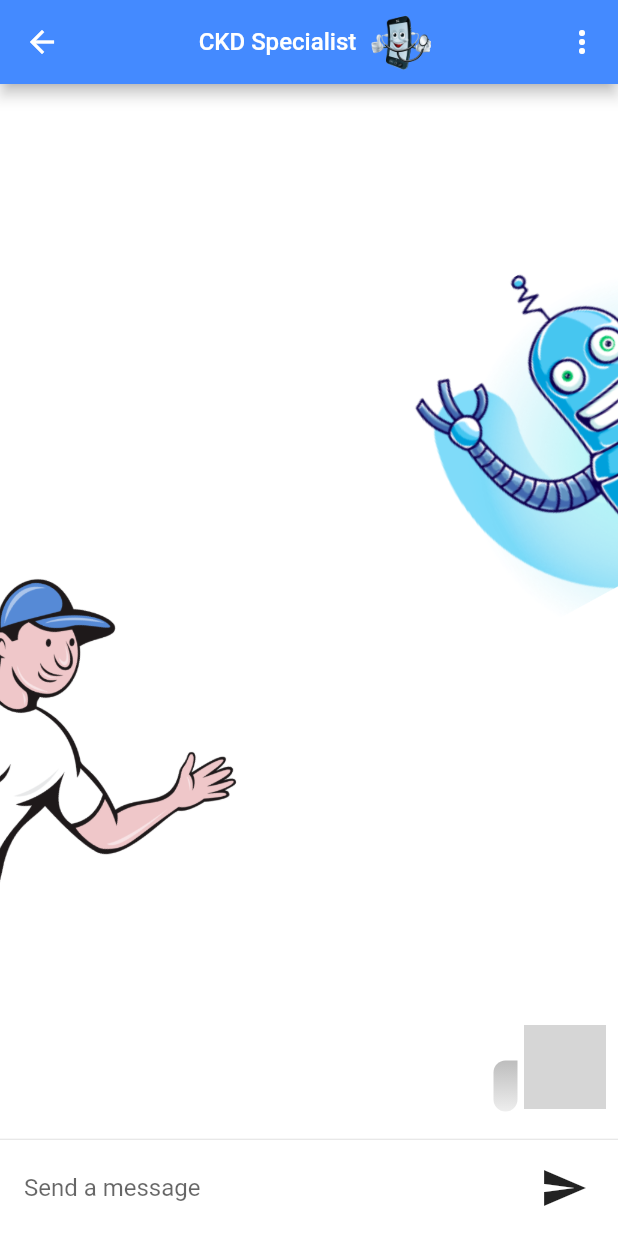
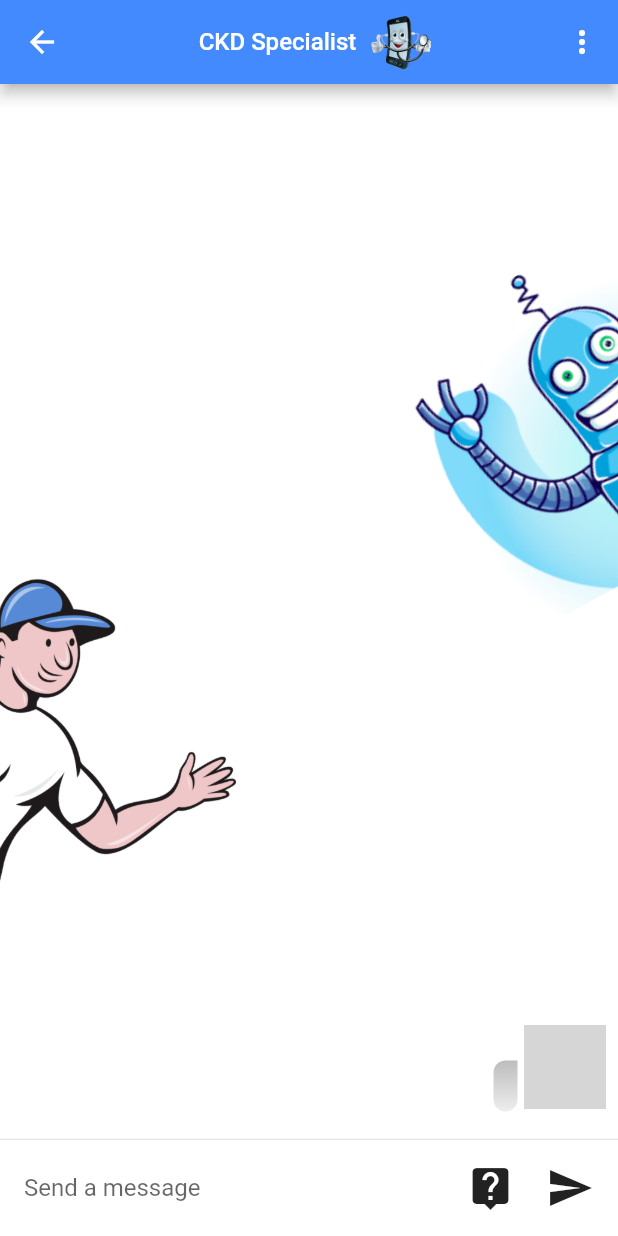
Before and after one commit to KushanChamindu/health-care-support-system, a Flutter app: the CKD_message screen opened directly with empty values, after a tap on the "send" icon, on a phone screen of 412 x 824 dp. Run offline on Flutter 3.47's test engine with Material 2 defaults, Android fonts, the light colour scheme and no system bars; our stand-ins replace cloud_firestore, curved_navigation_bar, datetime_picker_formfield, firebase_auth, firebase_storage, fl_chart and 6 more; missing offline and left inert: flutter_dialogflow; accounts and stored records are empty; network calls fail; project files that could hold a hidden picture were left out; grey boxes are pictures that could not be loaded.

Commit message:
Password validation user ui and prediction help

```diff
--- a/lib/Pages/Auth/LogIn.dart
+++ b/lib/Pages/Auth/LogIn.dart
@@ -1,4 +1,5 @@
 import 'package:flutter/cupertino.dart';
+import 'package:flutter/foundation.dart';
 import 'package:flutter/material.dart';
 import 'package:flutter/rendering.dart';
 import 'package:healthcaresupportsystem/Pages/Auth/Service/Auth.dart';
@@ -27,6 +28,7 @@ class _LogInState extends State<LogIn> {
   final TextEditingController _passwordController = TextEditingController();
   final TextEditingController _confirmPassController = TextEditingController();
   final TextEditingController _controller = new TextEditingController();
+  bool ispasswordApproved = false;
   String App_bar_title = "LogIn";
   String _email;
   String _password;
@@ -38,6 +40,17 @@ class _LogInState extends State<LogIn> {
 
   @override
   void initState() {
+    _passwordController.addListener(() {
+      if (_passwordController.text.length >= 6) {
+        setState(() {
+          ispasswordApproved = true;
+        });
+      } else {
+        setState(() {
+          ispasswordApproved = false;
+        });
+      }
+    });
     super.initState();
   }
 
@@ -52,6 +65,7 @@ class _LogInState extends State<LogIn> {
     'AB+'
   ];
   final format = DateFormat("yyyy-MM-dd");
+
   List<Widget> buildInputs() {
     if (_formType == FormType.logIn) {
       return [
@@ -90,8 +104,7 @@ class _LogInState extends State<LogIn> {
           onSaved: (value) => _password = value,
         ),
       ];
-    }
-    else if (_formType == FormType.register) {
+    } else if (_formType == FormType.register) {
       return [
         TextFormField(
           initialValue: Username == null ? '' : Username,
@@ -132,8 +145,7 @@ class _LogInState extends State<LogIn> {
             initialValue: Birthday == null ? null : Birthday,
             key: ValueKey('registerDateTimeField'),
             onSaved: (value) => Birthday = value,
-            validator: (value) =>
-                ValidationForm_userForms.dateValidate(value),
+            validator: (value) => ValidationForm_userForms.dateValidate(value),
             decoration: InputDecoration(
                 labelText: 'Birthday',
                 hintText: 'Input birthday',
@@ -176,8 +188,7 @@ class _LogInState extends State<LogIn> {
                 _controller.text = value;
               },
               itemBuilder: (BuildContext context) {
-                return blood_groups
-                    .map<PopupMenuItem<String>>((String value) {
+                return blood_groups.map<PopupMenuItem<String>>((String value) {
                   return new PopupMenuItem(
                       child: new Text(value), value: value);
                 }).toList();
@@ -185,8 +196,34 @@ class _LogInState extends State<LogIn> {
             ),
           ),
         ),
-        SizedBox(
-          height: 10,
+
+        Row(
+          mainAxisAlignment: MainAxisAlignment.spaceBetween,
+          children: <Widget>[
+            Text(
+              "Password should have six characters",
+              style: TextStyle(color: Colors.black, fontSize: 15,fontWeight: FontWeight.w700),
+            ),
+            Container(
+              margin: EdgeInsets.all(5),
+              decoration:
+                  BoxDecoration(shape: BoxShape.circle),
+              child: Padding(
+                padding: const EdgeInsets.all(10.0),
+                child: ispasswordApproved
+                    ? Icon(
+                        Icons.check,
+                        size: 30.0,
+                        color: Colors.green,
+                      )
+                    : Icon(
+                        Icons.warning,
+                        size: 30.0,
+                        color: Colors.red,
+                      ),
+              ),
+            ),
+          ],
         ),
         TextFormField(
           key: ValueKey('registerPasswordField'),
@@ -221,9 +258,9 @@ class _LogInState extends State<LogIn> {
           obscureText: true,
         ),
       ];
-    }
-    else if(_formType==FormType.reset){
-      return [SizedBox(
+    } else if (_formType == FormType.reset) {
+      return [
+        SizedBox(
           height: 5,
         ),
         TextFormField(
@@ -241,9 +278,11 @@ class _LogInState extends State<LogIn> {
         ),
         SizedBox(
           height: 10,
-        )];
+        )
+      ];
     }
   }
+
   void switchForm(formType) {
     setState(() {
       if (formType == FormType.register) {
@@ -289,37 +328,45 @@ class _LogInState extends State<LogIn> {
       }
     }
   }
-  createAlertDialog(context,resetEmailValidation){
-    return showDialog(context: context,builder: (context){
+
+  createAlertDialog(context, resetEmailValidation) {
+    return showDialog(
+        context: context,
+        builder: (context) {
           return AlertDialog(
             title: Text("Rest password"),
-        content: Text(resetEmailValidation==true?'We will mail you a link.... Check this $_email email and click link to reset password':"Check your email and internet connection again. We can't send reset link for $_email."),
+            content: Text(resetEmailValidation == true
+                ? 'We will mail you a link.... Check this $_email email and click link to reset password'
+                : "Check your email and internet connection again. We can't send reset link for $_email."),
             actions: <Widget>[
               MaterialButton(
                 elevation: 2.0,
                 child: Text('OK'),
                 onPressed: () {
                   Navigator.of(context).pop();
-              if(resetEmailValidation){
+                  if (resetEmailValidation) {
                     switchForm(FormType.logIn);
                   }
                 },
               ),
-          resetEmailValidation==true?MaterialButton(
+              resetEmailValidation == true
+                  ? MaterialButton(
                       elevation: 2.0,
                       child: Text('Ckeck email'),
                       onPressed: () {
                         Navigator.of(context).pop();
-              if(resetEmailValidation){
+                        if (resetEmailValidation) {
                           switchForm(FormType.logIn);
                         }
                         launch('mailto:');
                       },
-          ):null,
+                    )
+                  : null,
             ],
           );
         });
   }
+
   List<Widget> buildSubmitButtons() {
     if (_formType == FormType.logIn) {
       return [
@@ -331,8 +378,8 @@ class _LogInState extends State<LogIn> {
           width: MediaQuery.of(context).size.width * 0.8,
           child: RaisedButton.icon(
             key: Key('logInButton'),
-            shape: RoundedRectangleBorder(
-                borderRadius: BorderRadius.circular(18)),
+            shape:
+                RoundedRectangleBorder(borderRadius: BorderRadius.circular(18)),
             color: Colors.blue[200],
             splashColor: Colors.black38,
             elevation: 10,
@@ -356,8 +403,7 @@ class _LogInState extends State<LogIn> {
         ),
       ];
 //      e.toString().split(',')[1]
-    }
-    else if (_formType == FormType.register) {
+    } else if (_formType == FormType.register) {
       return [
         SizedBox(
           height: 10,
@@ -366,8 +412,8 @@ class _LogInState extends State<LogIn> {
           height: 50,
           width: MediaQuery.of(context).size.width * 0.8,
           child: RaisedButton.icon(
-            shape: RoundedRectangleBorder(
-                borderRadius: BorderRadius.circular(18)),
+            shape:
+                RoundedRectangleBorder(borderRadius: BorderRadius.circular(18)),
             color: Colors.blue[200],
             splashColor: Colors.black38,
             elevation: 10,
@@ -387,9 +433,9 @@ class _LogInState extends State<LogIn> {
           },
         ),
       ];
-    }
-    else if(_formType==FormType.reset){
-      return[SizedBox(
+    } else if (_formType == FormType.reset) {
+      return [
+        SizedBox(
           height: 10,
         ),
         Container(
@@ -397,19 +443,19 @@ class _LogInState extends State<LogIn> {
           width: MediaQuery.of(context).size.width * 0.8,
           child: RaisedButton.icon(
             key: Key('Reset password 2'),
-            shape: RoundedRectangleBorder(
-                borderRadius: BorderRadius.circular(18)),
+            shape:
+                RoundedRectangleBorder(borderRadius: BorderRadius.circular(18)),
             color: Colors.blue[200],
             splashColor: Colors.black38,
             elevation: 10,
-            onPressed: ()async{
+            onPressed: () async {
               formKey.currentState.save();
-              if(validateAndSave()){
-                try{
+              if (validateAndSave()) {
+                try {
                   await widget.auth.sendPasswordResetEmail(_email);
-                  createAlertDialog(context,true);
-                }catch(e){
-                  createAlertDialog(context,false);
+                  createAlertDialog(context, true);
+                } catch (e) {
+                  createAlertDialog(context, false);
                 }
               }
             },
@@ -433,25 +479,25 @@ class _LogInState extends State<LogIn> {
       ];
     }
   }
-  Future<bool> _onBackPress(){
+
+  Future<bool> _onBackPress() {
     return showDialog(
         context: context,
-      builder: (context)=>AlertDialog(
+        builder: (context) => AlertDialog(
               title: Text('Do you really want to exit the app?'),
               actions: <Widget>[
                 FlatButton(
                   child: Text('Yes'),
-            onPressed: ()=>Navigator.pop(context,true),
+                  onPressed: () => Navigator.pop(context, true),
                 ),
                 FlatButton(
                   child: Text('No'),
-            onPressed: ()=>Navigator.pop(context,false),
+                  onPressed: () => Navigator.pop(context, false),
                 ),
+              ],
+            ));
+  }
 
-        ],
-      )
-    );
-  }
   @override
   Widget build(BuildContext context) {
     dynamic args = ModalRoute.of(context).settings.arguments;
@@ -505,26 +551,28 @@ class _LogInState extends State<LogIn> {
                 child: Form(
                     key: formKey,
                     child: SingleChildScrollView(
-                      child: _formType==FormType.register?
-                      Column(
+                      child: _formType == FormType.register
+                          ? Column(
                               children: <Widget>[
                                 Column(
-                            crossAxisAlignment: CrossAxisAlignment.stretch,
+                                  crossAxisAlignment:
+                                      CrossAxisAlignment.stretch,
                                   children: buildInputs(),
                                 ),
                                 Padding(
-                            padding: EdgeInsets.only(
-                                top: 15),
+                                  padding: EdgeInsets.only(top: 15),
                                   child: Column(
-                                crossAxisAlignment: CrossAxisAlignment.center,
+                                      crossAxisAlignment:
+                                          CrossAxisAlignment.center,
                                       children: buildSubmitButtons()),
                                 ),
                               ],
                             )
-                          :Stack(
+                          : Stack(
                               children: <Widget>[
                                 Column(
-                            crossAxisAlignment: CrossAxisAlignment.stretch,
+                                  crossAxisAlignment:
+                                      CrossAxisAlignment.stretch,
                                   children: buildInputs(),
                                 ),
                                 Container(
@@ -532,14 +580,22 @@ class _LogInState extends State<LogIn> {
                                       ? Padding(
                                           padding: EdgeInsets.only(
                                               top: 158,
-                                        left: MediaQuery.of(context).size.width -
+                                              left: MediaQuery.of(context)
+                                                      .size
+                                                      .width -
                                                   185),
                                           child: InkWell(
-                                      onTap: () {switchForm(FormType.reset);},
+                                            onTap: () {
+                                              switchForm(FormType.reset);
+                                            },
                                             child: Row(
                                               children: <Widget>[
                                                 Icon(Icons.graphic_eq),
-                                          Text("  Forgot password?",style: TextStyle(fontSize: 15),)
+                                                Text(
+                                                  "  Forgot password?",
+                                                  style:
+                                                      TextStyle(fontSize: 15),
+                                                )
                                               ],
                                             ),
                                           ),
@@ -548,11 +604,13 @@ class _LogInState extends State<LogIn> {
                                 ),
                                 Padding(
                                   padding: EdgeInsets.only(
-                                top: MediaQuery.of(context).size.height-204),
+                                      top: MediaQuery.of(context).size.height -
+                                          204),
                                   child: Align(
                                     alignment: Alignment.center,
                                     child: Column(
-                                crossAxisAlignment: CrossAxisAlignment.center,
+                                        crossAxisAlignment:
+                                            CrossAxisAlignment.center,
                                         children: buildSubmitButtons()),
                                   ),
                                 ),
--- a/lib/Pages/CKD_pages/CKD_message.dart
+++ b/lib/Pages/CKD_pages/CKD_message.dart
@@ -337,10 +337,8 @@ class _MessagePageBodyState extends State<MessagePageBody> {
     final UserData = Provider.of<DocumentSnapshot>(context);
     try {
       var userData = UserData.data;
-
       Widget _queryInputWidget(BuildContext context) {
         return Container(
-          child: Container(
           margin: EdgeInsets.symmetric(horizontal: 8.0, vertical: 8.0),
           child: Row(
             children: <Widget>[
@@ -358,7 +356,18 @@ class _MessagePageBodyState extends State<MessagePageBody> {
                 ),
               ),
               Container(
-                  margin: EdgeInsets.symmetric(horizontal: 4.0),
+                margin: EdgeInsets.only(right: 5),
+                child: IconButton(
+                    icon: Icon(
+                      Icons.live_help,
+                      size: 32,
+                    ),
+                  onPressed: () {
+                    Navigator.pushNamed(context, '/CKD_messageAbout');
+                  },
+                )
+              ),
+              Container(
                 child: IconButton(
                     icon: Icon(
                       Icons.send,
@@ -368,7 +377,6 @@ class _MessagePageBodyState extends State<MessagePageBody> {
                         _submitQuery(_textController.text, userData)),
               ),
             ],
-            ),
           ),
         );
       }
--- a/lib/Pages/HTD/HTD_Home.dart
+++ b/lib/Pages/HTD/HTD_Home.dart
@@ -25,7 +25,7 @@ class HTD_Home extends StatelessWidget {
             child: new Text(
               'What is Heart Disease ?',
               textAlign: TextAlign.center,
-              style: Style.headerTextStyle,
+              style: TextStyle(color: Colors.black,fontSize: 18,fontWeight: FontWeight.w400),
             ),
           ),
           // new Text('What is Heart Disease ?',textAlign: TextAlign.center,style: TextStyle(fontSize: 24.0, height: 1.5,color: Colors.black,fontWeight: FontWeight.bold,),),
--- a/lib/Pages/HTD/Style.dart
+++ b/lib/Pages/HTD/Style.dart
@@ -9,7 +9,7 @@ class Style {
     fontSize: 9.0,
   );
   static final commonTextStyle = baseTextStyle.copyWith(
-      color: Colors.black,
+      color: Colors.white,
       fontSize: 14.0,
       fontWeight: FontWeight.w400
   );
@@ -19,7 +19,7 @@ class Style {
       fontWeight: FontWeight.w600
   );
   static final headerTextStyle = baseTextStyle.copyWith(
-      color:Colors.black ,
+      color:Colors.white ,
       fontSize: 18.0,
       fontWeight: FontWeight.w400
   );
--- a/lib/Pages/breast_cancer/prediction/prediction_help.dart
+++ b/lib/Pages/breast_cancer/prediction/prediction_help.dart
@@ -68,7 +68,6 @@ class _PredictionHelpState extends State<PredictionHelp> {
             child: Column(
               crossAxisAlignment: CrossAxisAlignment.start,
               children: [
-
                 Container(
                   padding: const EdgeInsets.only(bottom: 0),
                   child: Text(
--- a/lib/main.dart
+++ b/lib/main.dart
@@ -17,6 +17,7 @@ import 'Pages/Auth/LogIn.dart';
 import 'Pages/CKD_pages/CKD_message.dart';
 import 'Pages/CKD_pages/CKD_discription.dart';
 import 'Pages/Auth/SplashScreen.dart';
+import 'Pages/HTD/HTD_Pages/CKD_message_about.dart';
 import 'Pages/HTD/dialog_flow.dart';
 import 'Pages/breast_cancer/breast_cancer.dart';
 import 'Pages/breast_cancer/prediction/b_result.dart';
@@ -39,6 +40,7 @@ void main() => runApp(MaterialApp(
         '/CKD_precaution': (context) => CKD_precautions(),
         '/WaterNotification':(context)=>WaterNotification(),
         '/DietNotification':(context)=>DietNotification(),
+        '/CKD_messageAbout':(context)=>CKDMessageAbout(),
 
 //        -----------------------------------------------------------
         '/breastcancer':(context) =>BrestCancer(),
```
Also changed, not shown: lib/Pages/HTD/HTD_Pages/CKD_message_about.dart (added, +215 -0 lines), assets/CKD_image/bloodPreasure.jpg (added), assets/CKD_image/doctor_question.png (added), assets/CKD_image/get_predict_idea.png (added). Lines whose indentation alone changed are shown as unchanged.
